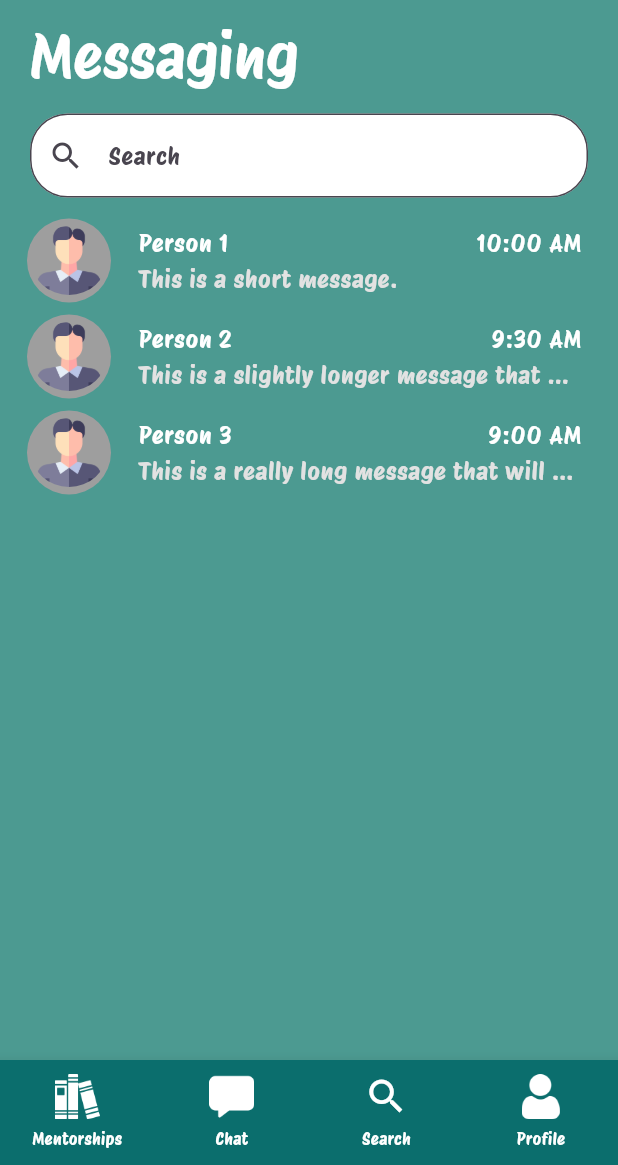
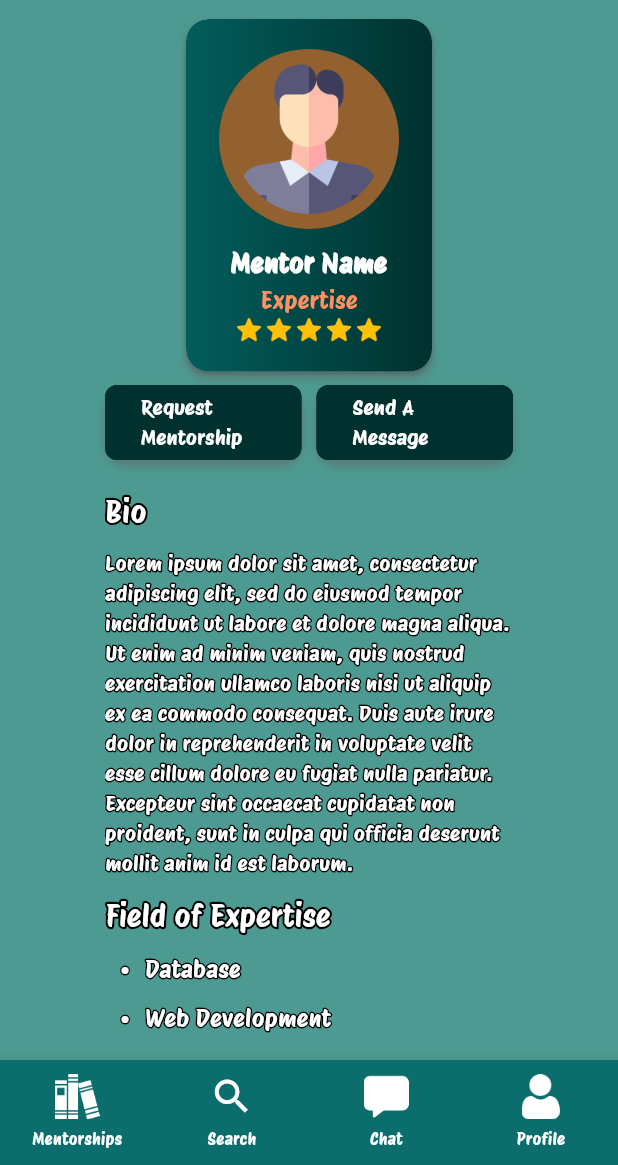
Before and after one commit to jaderaposa/mentor_shift, a Flutter app: the screen it shows after launch, on a phone screen of 412 x 824 dp, the part 71-1236 px from its top. Run offline on Flutter 3.47's test engine with Material 3 defaults, Android fonts, the phone set to English and light mode, and no system bars.

Commit message:
View mentor-page done
- Refactor main.dart and bottomnav.dart to add ViewMentor page and update navigation

```diff
--- a/lib/main.dart
+++ b/lib/main.dart
@@ -6,8 +6,9 @@ import 'package:mentor_shift/pages/register1.dart';
 import 'package:mentor_shift/pages/mentee_search.dart';
 import 'package:mentor_shift/pages/mentorships_screen.dart';
 import 'package:mentor_shift/pages/messaging.dart';
+import 'package:mentor_shift/pages/view_mentor.dart';
 
-void main() => runApp(MaterialApp(initialRoute: '/message', routes: {
+void main() => runApp(MaterialApp(initialRoute: '/viewmentor', routes: {
       // '/': (context) => Loading(),
       '/login': (context) => const Login(),
       '/register': (context) => const Register(),
@@ -16,5 +17,5 @@ void main() => runApp(MaterialApp(initialRoute: '/message', routes: {
       '/menteehome': (context) => const MenteeSearch(),
       '/mentorships': (context) => const MentorshipsPage(),
       '/message': (context) => const Messaging(),
-
+      '/viewmentor': (context) => const ViewMentor(),
     }));
--- a/lib/objects/bottomnav.dart
+++ b/lib/objects/bottomnav.dart
@@ -26,19 +26,19 @@ class CustomBottomNavigationBar extends StatelessWidget {
             ),
             label: 'Mentorships',
           ),
+          const BottomNavigationBarItem(
+            icon: Padding(
+              padding: EdgeInsets.only(bottom: 5),
+              child: Icon(Icons.search, size: 30, color: Colors.white),
+            ),
+            label: 'Search',
+          ),
           BottomNavigationBarItem(
             icon: Padding(
               padding: const EdgeInsets.only(bottom: 5),
               child: Image.asset('images/icons/msg.png', width: 30, height: 30),
             ),
             label: 'Chat',
-          ),
-          const BottomNavigationBarItem(
-            icon: Padding(
-              padding: EdgeInsets.only(bottom: 5),
-              child: Icon(Icons.search, size: 30, color: Colors.white),
-            ),
-            label: 'Search',
           ),
           BottomNavigationBarItem(
             icon: Padding(
--- /dev/null
+++ b/lib/pages/view_mentor.dart
@@ -0,0 +1,432 @@
+import 'package:flutter/material.dart';
+import 'package:mentor_shift/objects/bottomnav.dart';
+import 'package:mentor_shift/objects/style/boxshadow.dart';
+
+class ViewMentor extends StatefulWidget {
+  const ViewMentor({super.key});
+
+  @override
+  State<ViewMentor> createState() => _ViewMentorState();
+}
+
+class _ViewMentorState extends State<ViewMentor> {
+
+  String bio = 'Lorem ipsum dolor sit amet, consectetur adipiscing elit, sed do eiusmod tempor incididunt ut labore et dolore magna aliqua. Ut enim ad minim veniam, quis nostrud exercitation ullamco laboris nisi ut aliquip ex ea commodo consequat. Duis aute irure dolor in reprehenderit in voluptate velit esse cillum dolore eu fugiat nulla pariatur. Excepteur sint occaecat cupidatat non proident, sunt in culpa qui officia deserunt mollit anim id est laborum.'; // replace with your data
+
+  int numberOfMentees = 24; // replace with your data
+  List<String> expertise = [
+    'Database',
+    'Web Development',
+    'Angular'
+  ]; // replace with your data
+
+
+  @override
+  Widget build(BuildContext context) {
+    return Scaffold(
+      backgroundColor: const Color(0xFF4C9A91),
+      appBar: AppBar(
+        backgroundColor: const Color(0xFF4C9A91),
+        leading: IconButton(
+          icon: const Icon(
+            Icons.arrow_back,
+            color: Colors.white,
+          ), // replace with your custom back button
+          onPressed: () {
+            Navigator.of(context).pop();
+          },
+        ),
+        title: const Text(
+          'Mentee',
+          style: TextStyle(
+            color: Colors.white,
+            fontSize: 30.0,
+            fontFamily: 'ProtestRiot',
+          ),
+        ),
+        centerTitle: true,
+      ),
+      body: Column(
+        children: [
+          Padding(
+            padding: const EdgeInsets.symmetric(horizontal: 120.0),
+            child: Card(
+              shape: RoundedRectangleBorder(
+                borderRadius: BorderRadius.circular(15.0),
+              ),
+              child: Container(
+                decoration: BoxDecoration(
+                  borderRadius: BorderRadius.circular(15.0), // add this line
+                  boxShadow: const [kBoxShadow],
+                  gradient: const LinearGradient(
+                    colors: [Color(0xff025d5c), Color(0xff00312e)],
+                  ),
+                ),
+                child: Padding(
+                  padding: const EdgeInsets.symmetric(vertical: 20.0),
+                  child: Column(
+                    crossAxisAlignment: CrossAxisAlignment.center,
+                    mainAxisAlignment: MainAxisAlignment.spaceEvenly,
+                    children: [
+                      Container(
+                        width: 120.0,
+                        height: 120.0,
+                        decoration: const BoxDecoration(
+                          color: Color(0xFF936030),
+                          shape: BoxShape.circle,
+                        ),
+                        child: Padding(
+                          padding: const EdgeInsets.all(
+                              10.0), // adjust the padding as needed
+                          child: Container(
+                            decoration: const BoxDecoration(
+                              shape: BoxShape.circle,
+                              image: DecorationImage(
+                                image: AssetImage(
+                                    'images/icons/user_sample.png'), // replace with your image URL
+                                fit: BoxFit.scaleDown,
+                              ),
+                            ),
+                          ),
+                        ),
+                      ),
+                      const SizedBox(
+                          height:
+                              10.0), // added SizedBox to separate the widgets
+                      const Text(
+                        'Mentor Name', // replace with your mentor's name
+                        style: TextStyle(
+                          color: Colors.white,
+                          fontSize: 18.0,
+                          fontWeight: FontWeight.bold,
+                          fontFamily: 'ProtestRiot',
+                        ),
+                      ),
+                      const Text(
+                        'Expertise', // replace with your mentor's expertise
+                        style: TextStyle(
+                          fontSize: 16.0,
+                          color: Color(0xFFFF9061),
+                          fontFamily: 'ProtestRiot',
+                        ),
+                      ),
+                      Row(
+                        mainAxisAlignment: MainAxisAlignment.center,
+                        children: List.generate(
+                          5, // replace with your mentor's rating
+                          (index) => Padding(
+                            padding:
+                                const EdgeInsets.symmetric(horizontal: 2.0),
+                            child: Image.asset('images/icons/star.png',
+                                height: 16, width: 16),
+                          ), // replace with your custom icon path
+                        ),
+                      ),
+                    ],
+                  ),
+                ),
+              ),
+            ),
+          ),
+          Padding(
+            padding:
+                const EdgeInsets.symmetric(horizontal: 70.0, vertical: 5.0),
+            child: Row(
+              children: [
+                Expanded(
+                  child: Container(
+                    decoration: BoxDecoration(
+                      boxShadow: const [kBoxShadow],
+                      borderRadius: BorderRadius.circular(15.0),
+                    ),
+                    child: OutlinedButton(
+                      onPressed: () {
+                        // handle the button press
+                      },
+                      style: OutlinedButton.styleFrom(
+                        side: const BorderSide(
+                            color: Color(0xff00312e),
+                            width:
+                                2), // adjust the border color and width as needed
+                        shape: RoundedRectangleBorder(
+                          borderRadius: BorderRadius.circular(
+                              8.0), // adjust the border radius as needed
+                        ),
+                        backgroundColor: const Color(
+                            0xff00312e), // adjust the background color as needed
+                        minimumSize: const Size(double.infinity, 50),
+                      ),
+                      child: const Text(
+                        'Request Mentorship',
+                        style: TextStyle(
+                          color:
+                              Colors.white, // adjust the text color as needed
+                          fontFamily:
+                              'ProtestRiot', // replace with your custom font name
+                          fontSize: 14,
+                        ),
+                      ),
+                    ),
+                  ),
+                ),
+                const SizedBox(width: 10.0),
+                Expanded(
+                  child: Container(
+                    decoration: BoxDecoration(
+                      boxShadow: const [kBoxShadow],
+                      borderRadius: BorderRadius.circular(15.0),
+                    ),
+                    child: OutlinedButton(
+                      onPressed: () {
+                        // handle the button press
+                      },
+                      style: OutlinedButton.styleFrom(
+                        side: const BorderSide(
+                            color: Color(0xff00312e),
+                            width:
+                                2), // adjust the border color and width as needed
+                        shape: RoundedRectangleBorder(
+                          borderRadius: BorderRadius.circular(
+                              8.0), // adjust the border radius as needed
+                        ),
+                        backgroundColor: const Color(
+                            0xff00312e), // adjust the background color as needed
+                        minimumSize: const Size(
+                            double.infinity, 50), // adjust the height as needed
+                      ),
+                      child: const Text(
+                        'Send A Message',
+                        style: TextStyle(
+                          color:
+                              Colors.white, // adjust the text color as needed
+                          fontFamily:
+                              'ProtestRiot', // replace with your custom font name
+                          fontSize: 14,
+                        ),
+                      ),
+                    ),
+                  ),
+                ),
+              ],
+            ),
+          ),
+          Expanded(
+            flex: 1,
+            child: Padding(
+              padding:
+                  const EdgeInsets.symmetric(horizontal: 70.0, vertical: 15.0),
+              child: SingleChildScrollView(
+                child: Column(
+                  crossAxisAlignment: CrossAxisAlignment.start,
+                  children: [
+                    Stack(
+                      children: [
+                        // Stroked text
+                        Text(
+                          'Bio',
+                          style: TextStyle(
+                            fontSize: 20.0,
+                            fontFamily: 'ProtestRiot',
+                            foreground: Paint()
+                              ..style = PaintingStyle.stroke
+                              ..strokeWidth = 3
+                              ..color = Colors.black,
+                          ),
+                        ),
+                        // Solid text
+                        const Text(
+                          'Bio',
+                          style: TextStyle(
+                            fontSize: 20.0,
+                            fontFamily: 'ProtestRiot',
+                            color: Colors.white,
+                          ),
+                        ),
+                      ],
+                    ),
+                    const SizedBox(height: 10.0),
+                    Stack(
+                      children: [
+                        // Stroked text
+                        Text(
+                          bio,
+                          style: TextStyle(
+                            // fontSize: 16.0,
+                            fontFamily: 'ProtestRiot',
+                            foreground: Paint()
+                              ..style = PaintingStyle.stroke
+                              ..strokeWidth = 2
+                              ..color = Colors.black,
+                          ),
+                        ),
+                        // Solid text
+                        Text(
+                          bio,
+                          style: const TextStyle(
+                            // fontSize: 16.0,
+                            fontFamily: 'ProtestRiot',
+                            color: Colors.white,
+                          ),
+                        ),
+                      ],
+                    ),
+                    const SizedBox(height: 10.0),
+                    Stack(
+                      children: [
+                        Text(
+                          'Field of Expertise',
+                          style: TextStyle(
+                            fontSize: 20.0,
+                            fontFamily: 'ProtestRiot',
+                            foreground: Paint()
+                              ..style = PaintingStyle.stroke
+                              ..strokeWidth = 3
+                              ..color = Colors.black,
+                          ),
+                        ),
+                        const Text(
+                          'Field of Expertise',
+                          style: TextStyle(
+                            fontSize: 20.0,
+                            fontFamily: 'ProtestRiot',
+                            color: Colors.white,
+                          ),
+                        ),
+                      ],
+                    ),
+                    Column(
+                      crossAxisAlignment: CrossAxisAlignment.start,
+                      children: [
+                        for (var item in expertise)
+                          Padding(
+                            padding: const EdgeInsets.only(left: 10.0, top: 10.0),
+                            child: Row(
+                              children: [
+                                Stack(
+                                  children: [
+                                    // Stroked bullet
+                                    Text(
+                                      '•',
+                                      style: TextStyle(
+                                        fontSize: 16.0,
+                                        fontFamily: 'ProtestRiot',
+                                        foreground: Paint()
+                                          ..style = PaintingStyle.stroke
+                                          ..strokeWidth = 2
+                                          ..color = Colors.black,
+                                      ),
+                                    ),
+                                    // Solid bullet
+                                    const Text(
+                                      '•',
+                                      style: TextStyle(
+                                        fontSize: 16.0,
+                                        fontFamily: 'ProtestRiot',
+                                        color: Colors.white,
+                                      ),
+                                    ),
+                                  ],
+                                ),
+                                const SizedBox(width: 10.0),
+                                Stack(
+                                  children: [
+                                    // Stroked text
+                                    Text(
+                                      item,
+                                      style: TextStyle(
+                                        fontSize: 16.0,
+                                        fontFamily: 'ProtestRiot',
+                                        foreground: Paint()
+                                          ..style = PaintingStyle.stroke
+                                          ..strokeWidth = 2
+                                          ..color = Colors.black,
+                                      ),
+                                    ),
+                                    // Solid text
+                                    Text(
+                                      item,
+                                      style: const TextStyle(
+                                        fontSize: 16.0,
+                                        fontFamily: 'ProtestRiot',
+                                        color: Colors.white,
+                                      ),
+                                    ),
+                                  ],
+                                ),
+                              ],
+                            ),
+                          ),
+                      ],
+                    ),
+                    const SizedBox(height: 10.0),
+                    Row(
+                      children: [
+                        Stack(
+                          children: [
+                            // Stroked text
+                            Text(
+                              'Mentees: ',
+                              style: TextStyle(
+                                fontSize: 20.0,
+                                fontFamily: 'ProtestRiot',
+                                foreground: Paint()
+                                  ..style = PaintingStyle.stroke
+                                  ..strokeWidth = 3
+                                  ..color = Colors.black,
+                              ),
+                            ),
+                            // Solid text
+                            const Text(
+                              'Mentees: ',
+                              style: TextStyle(
+                                fontSize: 20.0,
+                                fontFamily: 'ProtestRiot',
+                                color: Colors.white,
+                              ),
+                            ),
+                          ],
+                        ),
+                        const SizedBox(width: 5),
+                        Stack(
+                          children: [
+                            // Stroked text
+                            Text(
+                              '$numberOfMentees',
+                              style: TextStyle(
+                                fontSize: 20.0,
+                                fontFamily: 'ProtestRiot',
+                                foreground: Paint()
+                                  ..style = PaintingStyle.stroke
+                                  ..strokeWidth = 2
+                                  ..color = Colors.black,
+                              ),
+                            ),
+                            // Solid text
+                            Text(
+                              '$numberOfMentees',
+                              style: const TextStyle(
+                                fontSize: 20.0,
+                                fontFamily: 'ProtestRiot',
+                                color: Colors.white,
+                              ),
+                            ),
+                          ],
+                        ),
+                      ],
+                    ),
+                  ],
+                ),
+              ),
+            ),
+          ),
+        ],
+      ),
+      bottomNavigationBar: CustomBottomNavigationBar(
+        currentIndex: 0, // set the currently selected item
+        onTap: (index) {
+          // handle the tap event
+        },
+      ),
+    );
+  }
+}
```
